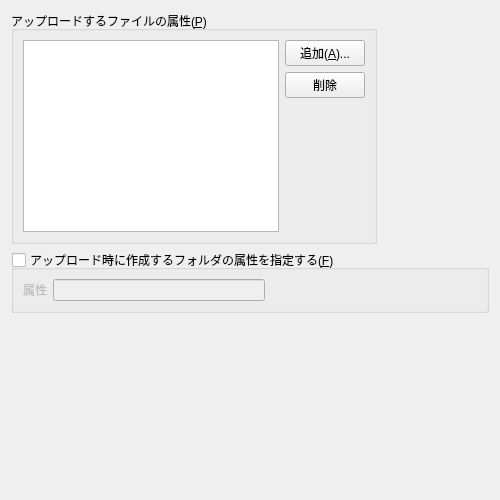
First picture: the form in ffftpgui/ui/option/optiontransfer3form.ui, repository hatomania/ffftp, before the edit.
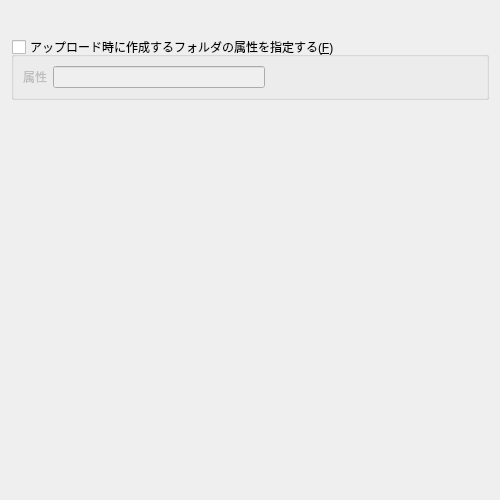
Second picture: the form after the edit. Custom widgets are drawn as their Qt base class.

Commit message: feature/option: added FileAndAttributeTreeWidget class.

The edit to the form file:
```diff
--- a/ffftpgui/ui/option/optiontransfer3form.ui
+++ b/ffftpgui/ui/option/optiontransfer3form.ui
@@ -14,47 +14,7 @@
    <item>
     <layout class="QHBoxLayout" name="horizontalLayout_3">
      <item>
-      <widget class="QGroupBox" name="groupBox_1">
-       <property name="title">
-        <string>アップロードするファイルの属性(&amp;P)</string>
-       </property>
-       <layout class="QHBoxLayout" name="horizontalLayout">
-        <item>
-         <widget class="QTreeView" name="treeView_DefAttrList"/>
-        </item>
-        <item>
-         <layout class="QVBoxLayout" name="verticalLayout">
-          <item>
-           <widget class="QPushButton" name="pushButton_AddAttr">
-            <property name="text">
-             <string>追加(&amp;A)...</string>
-            </property>
-           </widget>
-          </item>
-          <item>
-           <widget class="QPushButton" name="pushButton_DelAttr">
-            <property name="text">
-             <string>削除</string>
-            </property>
-           </widget>
-          </item>
-          <item>
-           <spacer name="verticalSpacer_1">
-            <property name="orientation">
-             <enum>Qt::Orientation::Vertical</enum>
-            </property>
-            <property name="sizeHint" stdset="0">
-             <size>
-              <width>20</width>
-              <height>40</height>
-             </size>
-            </property>
-           </spacer>
-          </item>
-         </layout>
-        </item>
-       </layout>
-      </widget>
+      <widget class="FileAndAttributeTreeWidget" name="widget_DefAttrList" native="true"/>
      </item>
      <item>
       <spacer name="horizontalSpacer">
@@ -131,6 +91,14 @@
    </item>
   </layout>
  </widget>
+ <customwidgets>
+  <customwidget>
+   <class>FileAndAttributeTreeWidget</class>
+   <extends>QWidget</extends>
+   <header>ui/common/fileandattributetreewidget.hpp</header>
+   <container>1</container>
+  </customwidget>
+ </customwidgets>
  <tabstops>
   <tabstop>treeView_DefAttrList</tabstop>
   <tabstop>pushButton_AddAttr</tabstop>
```
Left out of the diff: 59 changed lines with no effect on the pictures. The commit also changes 16 other files.
